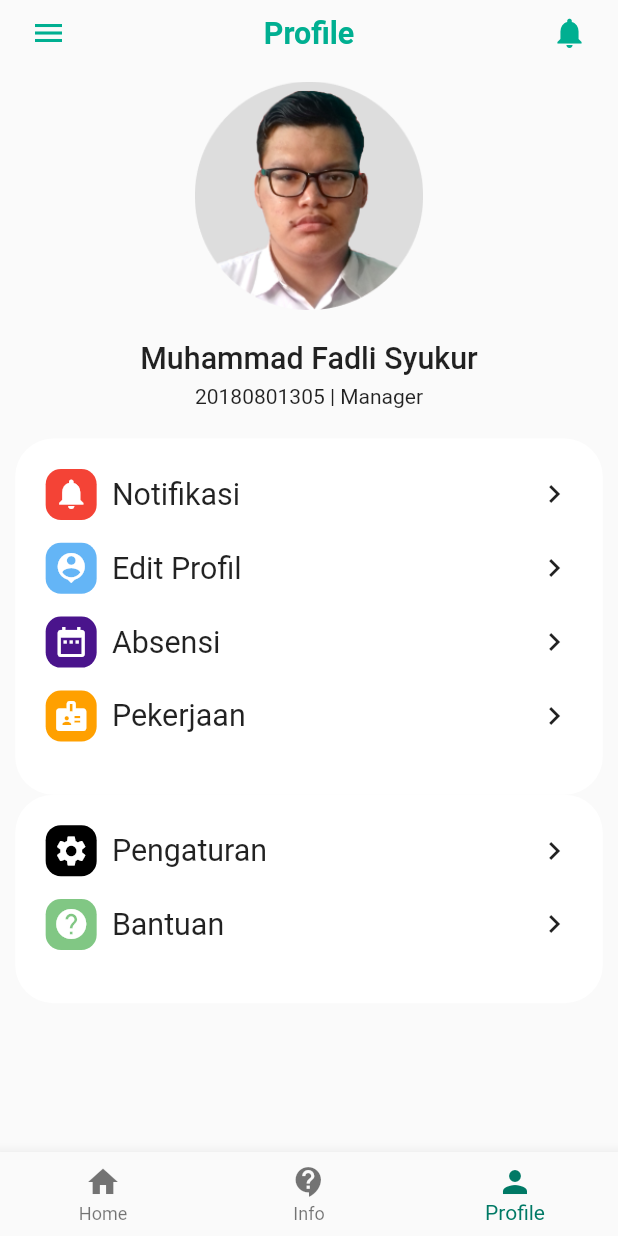
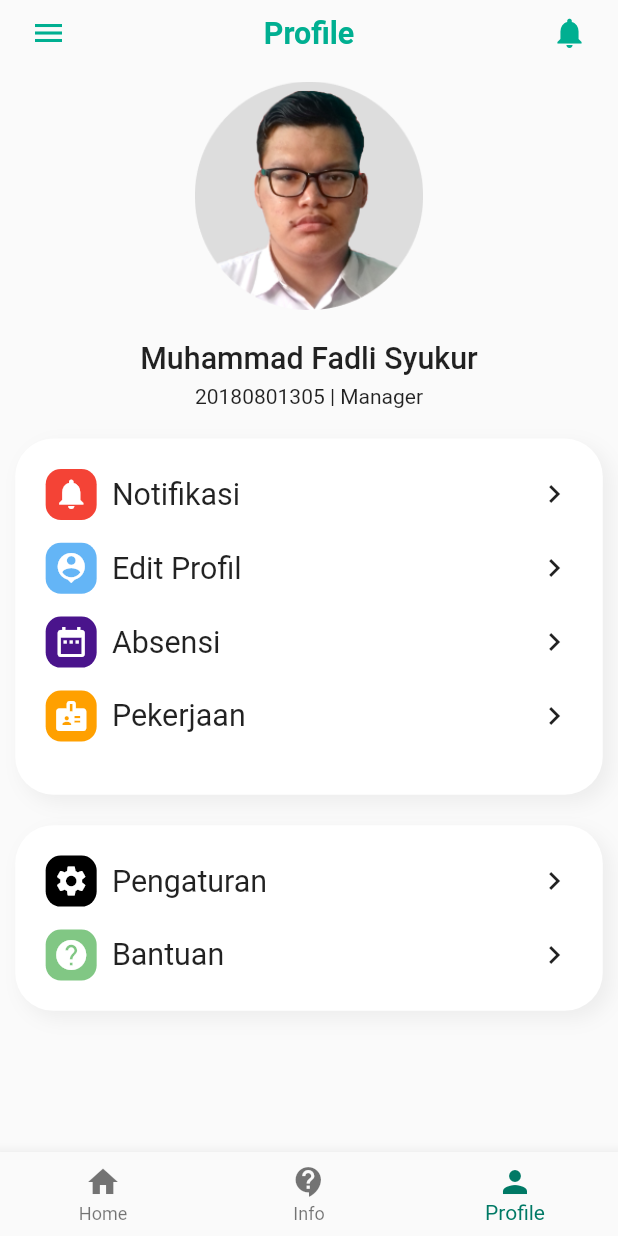
Before and after one commit to MuhammadFadliSyukur/syncrhonize, a Flutter app: the screen it shows after launch, item 3 of the bottom bar chosen, on a phone screen of 412 x 824 dp. Run offline on Flutter 3.47's test engine with Material 2 defaults, Android fonts, the phone set to English and light mode, and no system bars; our stand-ins replace flutter_screenutil.

```diff
--- a/lib/pages/profile_page.dart
+++ b/lib/pages/profile_page.dart
@@ -44,6 +44,13 @@ class ProfilePage extends StatelessWidget {
                 decoration: BoxDecoration(
                   color: Colors.white,
                   borderRadius: BorderRadius.circular(25.r),
+                  boxShadow: [
+                    BoxShadow(
+                      offset: Offset(5, 5),
+                      blurRadius: 10,
+                      color: Colors.grey[300].withOpacity(.5),
+                    ),
+                  ],
                 ),
                 child: Column(
                   children: [
@@ -84,13 +91,20 @@ class ProfilePage extends StatelessWidget {
                   ],
                 ),
               ),
+              SizedBox(height: 20.h),
               Container(
                 width: double.infinity,
                 padding: EdgeInsets.all(20.h),
                 decoration: BoxDecoration(
-                  color: Colors.white,
-                  borderRadius: BorderRadius.circular(25.r),
-                ),
+                    color: Colors.white,
+                    borderRadius: BorderRadius.circular(25.r),
+                    boxShadow: [
+                      BoxShadow(
+                        offset: Offset(5, 5),
+                        blurRadius: 10,
+                        color: Colors.grey[300].withOpacity(.5),
+                      ),
+                    ]),
                 child: Column(
                   children: [
                     ProfileTile(
@@ -104,7 +118,6 @@ class ProfilePage extends StatelessWidget {
                       title: 'Bantuan',
                       color: Colors.green[300],
                     ),
-                    SizedBox(height: 15.h),
                   ],
                 ),
               ),
```
